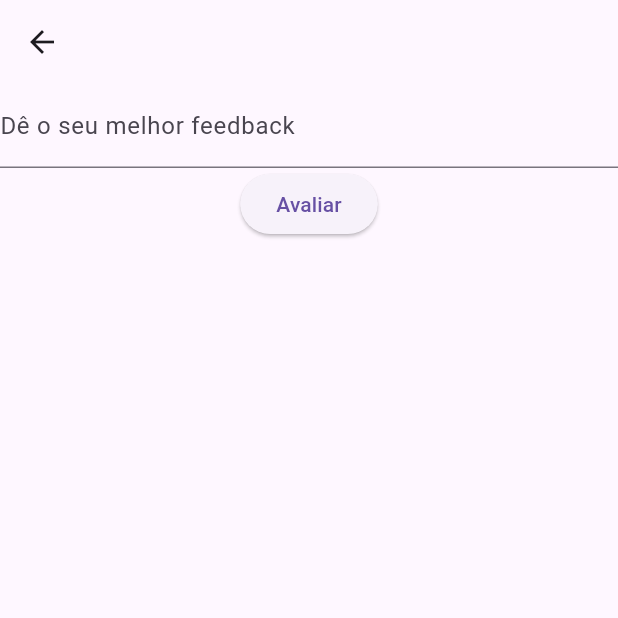
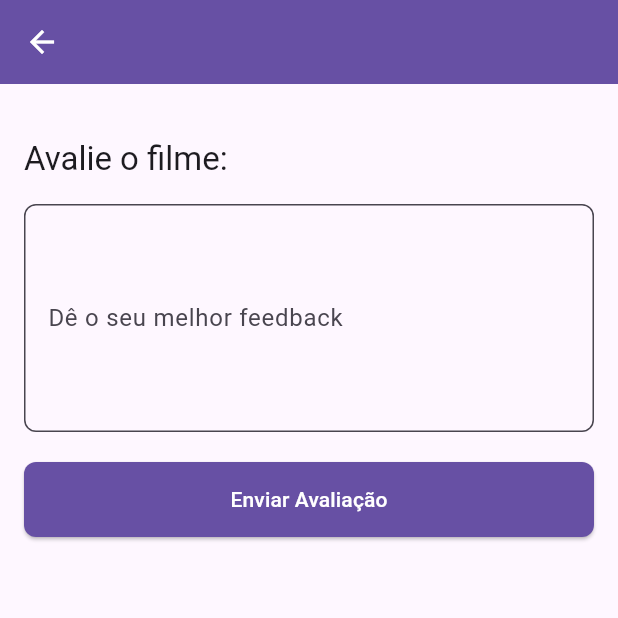
Before and after one commit to arthurhzm/movie_recommender, a Flutter app: the MovieFeedbackComponent screen opened directly with empty values, on a phone screen of 412 x 824 dp, the top half of it. Run offline on Flutter 3.47's test engine with Material 3 defaults, Android fonts, the phone set to English and light mode, and no system bars; our stand-ins replace cloud_firestore, firebase_auth, firebase_core, flutter_dotenv, google_generative_ai; missing offline and left inert: tmdb_api; accounts and stored records are empty.

Commit message:
FEAT: Enhance MovieFeedbackComponent with movie details retrieval and improved feedback form

```diff
--- a/movie_recommender/lib/components/movie_feedback_component.dart
+++ b/movie_recommender/lib/components/movie_feedback_component.dart
@@ -1,5 +1,6 @@
 import 'package:firebase_auth/firebase_auth.dart';
 import 'package:flutter/material.dart';
+import 'package:movie_recommender/providers/tmdb_provider.dart';
 import 'package:movie_recommender/services/user_service.dart';
 import 'package:cloud_firestore/cloud_firestore.dart';
 
@@ -98,19 +99,126 @@ class _MovieFeedbackComponentState extends State<MovieFeedbackComponent> {
   @override
   Widget build(BuildContext context) {
     return Scaffold(
-      appBar: AppBar(title: Text(widget.movieTitle)),
-      body: Center(
+      appBar: AppBar(
+        title: Text(widget.movieTitle),
+        backgroundColor: Theme.of(context).colorScheme.primary,
+        foregroundColor: Colors.white,
+      ),
+      body:
+          _isLoading
+              ? const Center(child: CircularProgressIndicator())
+              : FutureBuilder<List<Map<String, dynamic>>>(
+                future: TmdbProvider().searchMoviesByTitle(widget.movieTitle),
+                builder: (context, snapshot) {
+                  if (snapshot.connectionState == ConnectionState.waiting) {
+                    return const Center(child: CircularProgressIndicator());
+                  }
+
+                  if (!snapshot.hasData || snapshot.data!.isEmpty) {
+                    return _buildFeedbackForm(null);
+                  }
+
+                  final movieData = snapshot.data!.first;
+                  return _buildFeedbackForm(movieData);
+                },
+              ),
+    );
+  }
+
+  Widget _buildFeedbackForm(Map<String, dynamic>? movieData) {
+    return SingleChildScrollView(
+      padding: const EdgeInsets.all(16.0),
       child: Column(
+        crossAxisAlignment: CrossAxisAlignment.start,
         children: [
+          if (movieData != null && movieData['poster_path'] != null)
+            Center(
+              child: ClipRRect(
+                borderRadius: BorderRadius.circular(8.0),
+                child: Image.network(
+                  movieData['poster_url'],
+                  height: 300,
+                  loadingBuilder: (context, child, loadingProgress) {
+                    if (loadingProgress == null) return child;
+                    return SizedBox(
+                      height: 300,
+                      child: Center(
+                        child: CircularProgressIndicator(
+                          value:
+                              loadingProgress.expectedTotalBytes != null
+                                  ? loadingProgress.cumulativeBytesLoaded /
+                                      loadingProgress.expectedTotalBytes!
+                                  : null,
+                        ),
+                      ),
+                    );
+                  },
+                  errorBuilder: (context, error, stackTrace) {
+                    return const SizedBox(
+                      height: 300,
+                      child: Center(child: Icon(Icons.error)),
+                    );
+                  },
+                ),
+              ),
+            ),
+          const SizedBox(height: 20),
+          if (movieData != null &&
+              movieData['overview'] != null &&
+              movieData['overview'].toString().isNotEmpty)
+            Column(
+              crossAxisAlignment: CrossAxisAlignment.start,
+              children: [
+                Text('Sinopse', style: Theme.of(context).textTheme.titleLarge),
+                const SizedBox(height: 8),
+                Text(
+                  movieData['overview'],
+                  style: Theme.of(context).textTheme.bodyMedium,
+                ),
+                const SizedBox(height: 24),
+              ],
+            ),
+          Text(
+            'Avalie o filme:',
+            style: Theme.of(context).textTheme.titleLarge,
+          ),
+          const SizedBox(height: 16),
           TextField(
             controller: _feedbackController,
-              decoration: const InputDecoration(
+            decoration: InputDecoration(
               labelText: 'Dê o seu melhor feedback',
+              border: OutlineInputBorder(
+                borderRadius: BorderRadius.circular(8),
+              ),
+              filled: true,
+              fillColor: Theme.of(context).colorScheme.surface,
+            ),
+            maxLines: 5,
+          ),
+          const SizedBox(height: 20),
+          SizedBox(
+            width: double.infinity,
+            height: 50,
+            child: ElevatedButton(
+              onPressed: _saveFeedback,
+              style: ElevatedButton.styleFrom(
+                backgroundColor: Theme.of(context).colorScheme.primary,
+                foregroundColor: Colors.white,
+                shape: RoundedRectangleBorder(
+                  borderRadius: BorderRadius.circular(8),
                 ),
               ),
-            ElevatedButton(onPressed: _saveFeedback, child: Text('Avaliar')),
+              child:
+                  _isLoading
+                      ? const SizedBox(
+                        height: 20,
+                        width: 20,
+                        child: CircularProgressIndicator(color: Colors.white),
+                      )
+                      : const Text('Enviar Avaliação'),
+            ),
+          ),
         ],
-        ),
       ),
     );
   }
```
Also changed, not shown: movie_recommender/lib/pages/recommendations_page.dart (+36 -1 lines). Lines whose indentation alone changed are shown as unchanged.
